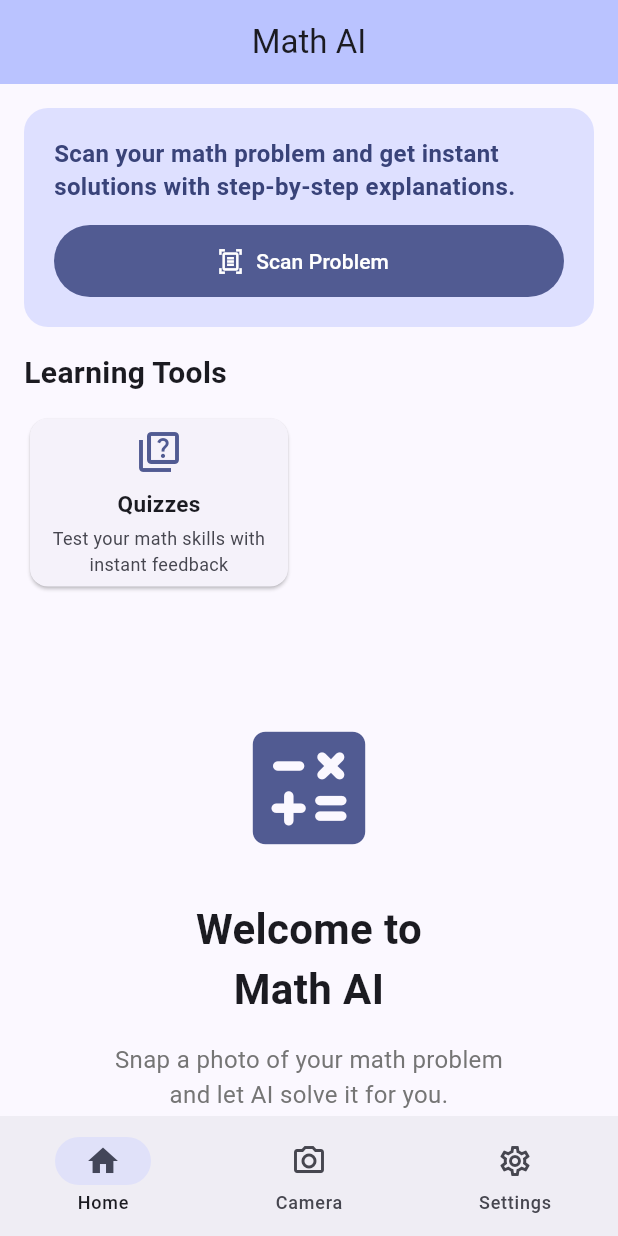
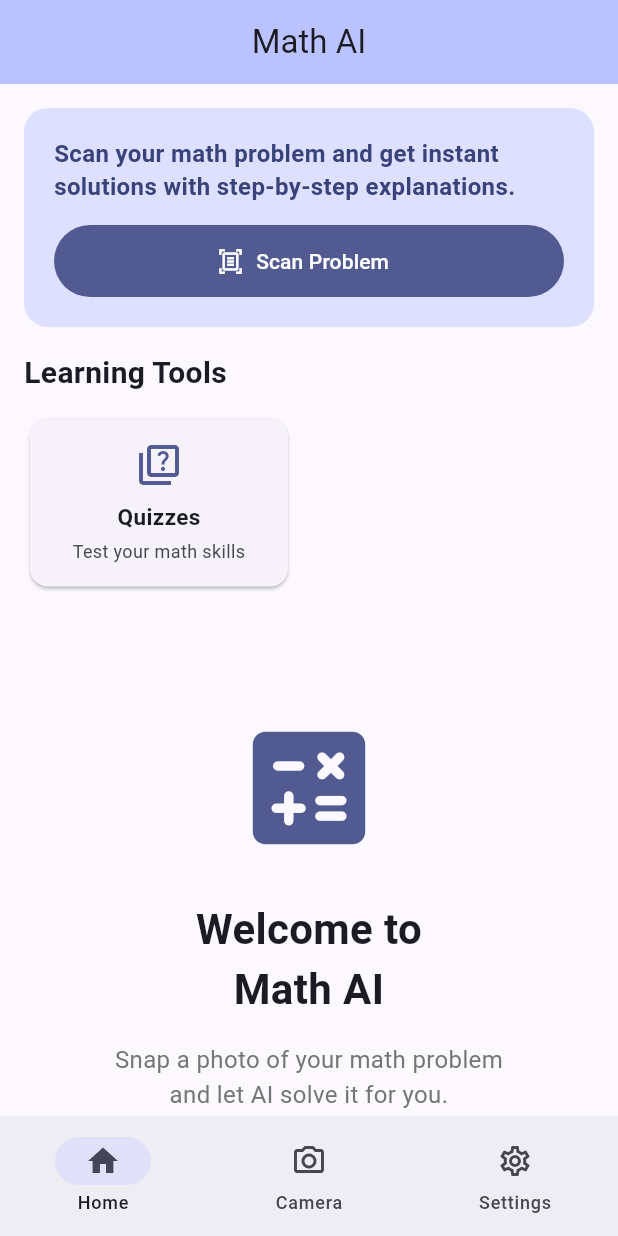
Before and after one commit to mhouston8/Math-Copilot-AI, a Flutter app: the screen it shows after launch, on a phone screen of 412 x 824 dp. Run offline on Flutter 3.47's test engine with Material 3 defaults, Android fonts, the phone set to English and light mode, and no system bars; our stand-ins replace image_picker, supabase_flutter; accounts and stored records are empty; network calls fail.

Commit message:
Shorten Quizzes card subtitle copy
Trim the Quizzes learning tool subtitle to 'Test your math skills' so the card reads faster and fits comfortably within the compact layout.

Co-authored-by: Cursor <cursoragent@cursor.com>

```diff
--- a/lib/screens/home_screen.dart
+++ b/lib/screens/home_screen.dart
@@ -331,7 +331,7 @@ class _HomeScreenState extends State<HomeScreen> {
             _LearningToolCard(
               icon: Icons.quiz_outlined,
               label: 'Quizzes',
-              subtitle: 'Test your math skills with instant feedback',
+              subtitle: 'Test your math skills',
               onTap: () => _showSubjectPicker(context),
             ),
           ],
```
